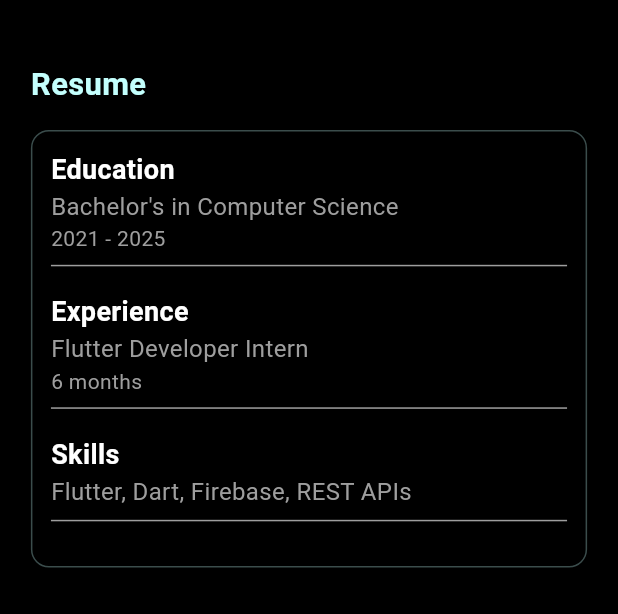
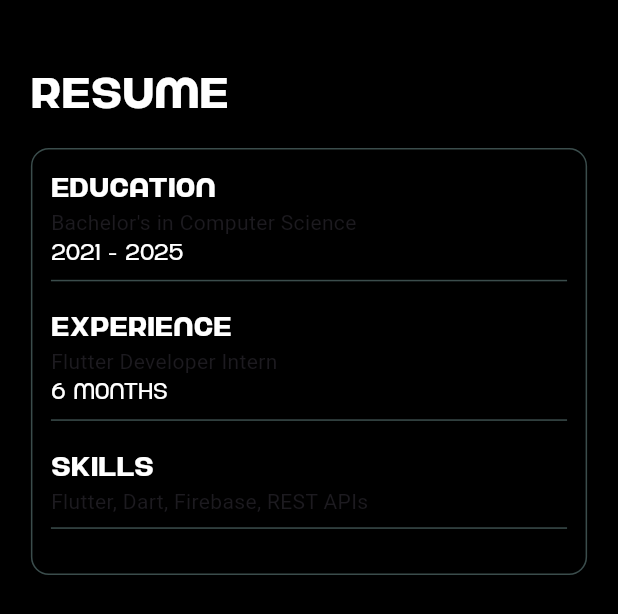
Before and after one commit to 1Shibam/portfolio_web, a Flutter app: the ResumeSection widget shown alone on an empty page, opened directly, on a phone screen of 412 x 824 dp. Shown: the top 614 px of the screen. Run offline on Flutter 3.47's test engine with Material 3 defaults, Android fonts, the phone set to English and light mode, and no system bars; drawn by our look-alikes of flutter_animate; our stand-ins replace animated_text_kit, flutter_riverpod, go_router; statements that could not run were skipped.

Commit message:
fixed resume section design

```diff
--- a/lib/responsive/desktop/resume_section.dart
+++ b/lib/responsive/desktop/resume_section.dart
@@ -1,7 +1,7 @@
-
 import 'package:flutter/material.dart';
 import 'package:flutter_animate/flutter_animate.dart';
 import 'package:portfolio_web/theme/colors.dart';
+import 'package:portfolio_web/theme/text_styles.dart';
 
 class ResumeSection extends StatelessWidget {
   const ResumeSection({super.key});
@@ -12,18 +12,15 @@ class ResumeSection extends StatelessWidget {
     double maxHeight = MediaQuery.of(context).size.height;
 
     return Padding(
-      padding: EdgeInsets.symmetric(horizontal: maxWidth * 0.05, vertical: maxHeight * 0.05),
+      padding: EdgeInsets.symmetric(
+          horizontal: maxWidth * 0.05, vertical: maxHeight * 0.05),
       child: Column(
         crossAxisAlignment: CrossAxisAlignment.start,
         children: [
-          Text(
-            'Resume',
-            style: TextStyle(
-              fontSize: maxWidth * 0.05,
-              fontWeight: FontWeight.bold,
-              color: AppColors.light,
-            ),
-          ).animate().fade(duration: 500.ms).slideY(),
+          Text('Resume', style: AppTextStyles.heading(context))
+              .animate()
+              .fade(duration: 500.ms)
+              .slideY(),
           SizedBox(height: maxHeight * 0.02),
           Container(
             decoration: BoxDecoration(
@@ -35,9 +32,16 @@ class ResumeSection extends StatelessWidget {
             child: Column(
               crossAxisAlignment: CrossAxisAlignment.start,
               children: [
-                _buildResumeItem('Education', 'Bachelor\'s in Computer Science', '2021 - 2025'),
-                _buildResumeItem('Experience', 'Flutter Developer Intern', '6 months'),
-                _buildResumeItem('Skills', 'Flutter, Dart, Firebase, REST APIs'),
+                _buildResumeItem(
+                  'Education',
+                  'Bachelor\'s in Computer Science',
+                  context,
+                  '2021 - 2025',
+                ),
+                _buildResumeItem('Experience', 'Flutter Developer Intern',
+                    context, '6 months'),
+                _buildResumeItem(
+                    'Skills', 'Flutter, Dart, Firebase, REST APIs', context),
               ],
             ),
           ).animate().fade(duration: 800.ms).slideY(),
@@ -46,30 +50,24 @@ class ResumeSection extends StatelessWidget {
     );
   }
 
-  Widget _buildResumeItem(String title, String subtitle, [String? duration]) {
+  Widget _buildResumeItem(String title, String subtitle, BuildContext context,
+      [String? duration]) {
     return Padding(
       padding: const EdgeInsets.only(bottom: 10),
       child: Column(
         crossAxisAlignment: CrossAxisAlignment.start,
         children: [
-          Text(
-            title,
-            style: const TextStyle(
-              fontSize: 18,
-              fontWeight: FontWeight.bold,
-              color: Colors.white,
-            ),
-          ),
+          Text(title, style: AppTextStyles.bold(context)),
           Text(
             subtitle,
-            style: const TextStyle(fontSize: 16, color: Colors.grey),
+            style: AppTextStyles.subheading2(context),
           ),
           if (duration != null)
             Text(
               duration,
-              style: const TextStyle(fontSize: 14, color: Colors.grey),
+              style: AppTextStyles.normal(context),
             ),
-          const Divider(color: Colors.grey),
+          Divider(color: AppColors.light.withOpacity(0.3)),
         ],
       ),
     );
```
